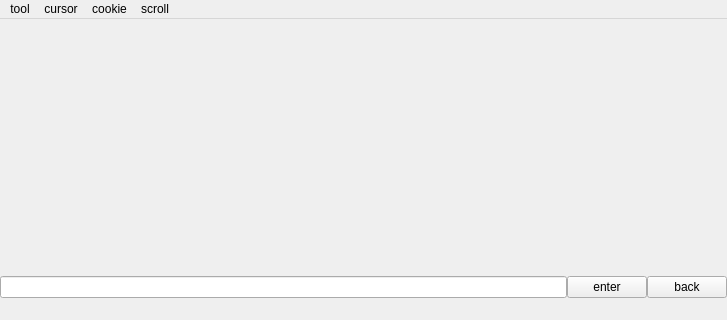
The window that mainwindow.ui (hungjie/webview) describes before a commit, drawn with Qt 5; both pictures show x 0 to 727 and y 0 to 320 of the 727 by 578 pixel window.
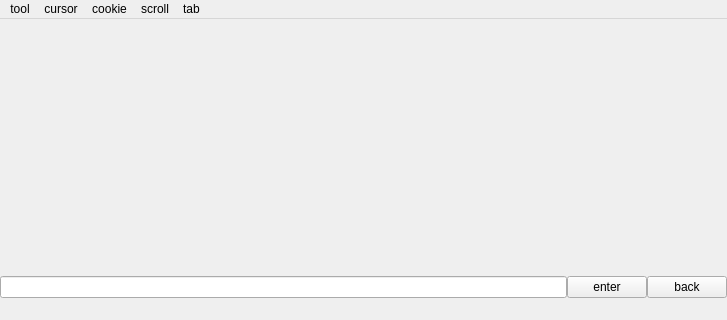
The same window after the commit.

```diff
--- a/mainwindow.ui
+++ b/mainwindow.ui
@@ -104,10 +104,20 @@
     <addaction name="actionScroll"/>
     <addaction name="actionStatus"/>
    </widget>
+   <widget class="QMenu" name="menuTab">
+    <property name="title">
+     <string>tab</string>
+    </property>
+    <addaction name="actionSetfirst"/>
+    <addaction name="separator"/>
+    <addaction name="actionSetsecond"/>
+    <addaction name="actionSetthird"/>
+   </widget>
    <addaction name="menuTool"/>
    <addaction name="menuCursor"/>
    <addaction name="menuCookie"/>
    <addaction name="menuScroll"/>
+   <addaction name="menuTab"/>
   </widget>
   <widget class="QStatusBar" name="statusBar"/>
   <action name="actionHighlight_links">
```
Left out of the diff: 15 changed lines with no effect on the pictures.
